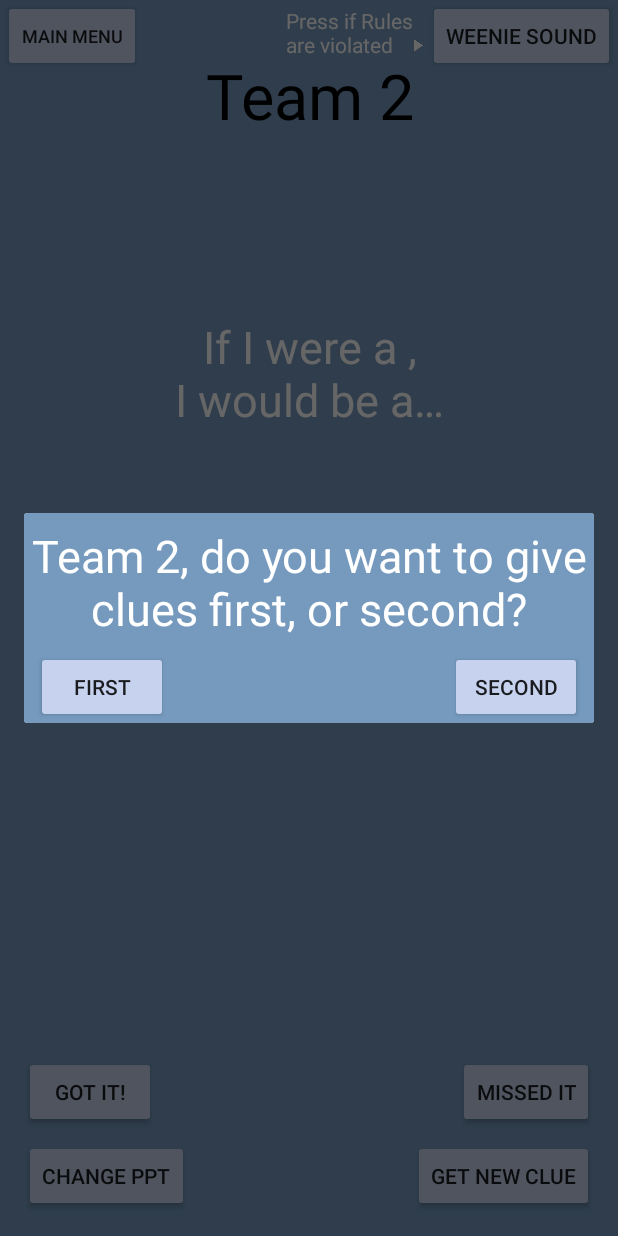
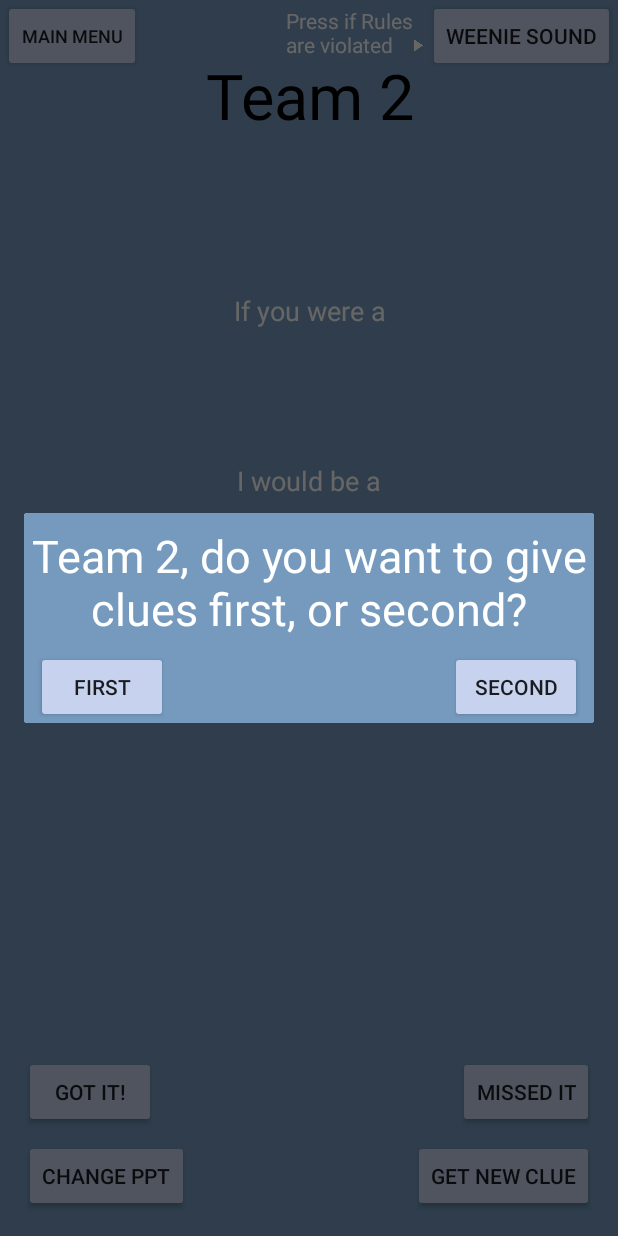
Before and after one commit to Andy8012GitHub/ABSTRACTS, an Android app: the GamePlay screen opened directly, with no data from a screen before it, after a tap on "Person", on a phone screen of 412 x 824 dp. Run offline under Robolectric (Android 15) with nearby library versions, the phone set to English and light mode, and no system bars; libraries missing offline, so code that uses them is left out: com.android.billingclient; plain views replace EasyFlipView; 2 statements that could not run were skipped.

Commit message:
added one media file

```diff
--- a/app/src/main/java/com/app/myapp/abstracts/DefinitionsActivity.java
+++ b/app/src/main/java/com/app/myapp/abstracts/DefinitionsActivity.java
@@ -69,7 +69,7 @@ public class DefinitionsActivity extends AppCompatActivity {
         btnTeam1GotIt.setText(CreateTeams.teamOneName + " GOT IT!");
         btnTeam2GotIt.setText(CreateTeams.teamTwoName + " GOT IT!");
 
-        final MediaPlayer mediaPlayer = MediaPlayer.create(DefinitionsActivity.this, R.raw.weenie);
+        final MediaPlayer mediaPlayer = MediaPlayer.create(DefinitionsActivity.this, R.raw.old_weenie_sounds);
 
         final Dialog dialog = new Dialog(this);
         dialog.setContentView(dialogView);
--- a/app/src/main/java/com/app/myapp/abstracts/GamePlay.java
+++ b/app/src/main/java/com/app/myapp/abstracts/GamePlay.java
@@ -52,6 +52,8 @@ public class GamePlay extends AppCompatActivity {
     int team2Color;
     Rotate3dAnimation animation;
     boolean weenieButtonIsOnStart = true;
+
+    MediaPlayer mediaPlayerClapping = MediaPlayer.create(GamePlay.this, R.raw.zapsplat_multimedia_male_voice_processed_says_you_win_002_21573);
 
 
     @Override
@@ -130,7 +132,7 @@ public class GamePlay extends AppCompatActivity {
 
         final ABSTRACTSFileRead abstractsFileRead = new ABSTRACTSFileRead(this, PickPPTListActivity.fileNameOfListChosen);
         final ABSTRACTSFileRead abstractsFileReadClues = new ABSTRACTSFileRead(this, "Clues");
-        final MediaPlayer mediaPlayer = MediaPlayer.create(GamePlay.this, R.raw.weenie);
+        final MediaPlayer mediaPlayer = MediaPlayer.create(GamePlay.this, R.raw.old_weenie_sounds);
 
         btnToMain.setOnClickListener(new View.OnClickListener() {
             @Override
@@ -500,6 +502,7 @@ public class GamePlay extends AppCompatActivity {
                         }else {
                             teamOnePersonToken.setVisibility(VISIBLE);
                             animateCoin(teamOnePersonToken, com.app.myapp.abstracts.R.drawable.person_token_light, com.app.myapp.abstracts.R.drawable.back_of_light);
+                            mediaPlayerClapping.start();
                         }
                         teamOnePersonTokenEnabled = true;
                     }
@@ -618,12 +621,15 @@ public class GamePlay extends AppCompatActivity {
             clue2TextView.setText(getString(R.string.clue_with_placeholder, clue2));
             clue3TextView.setText(getString(R.string.clue_with_placeholder, clue3));
         }else {
-            clue1TextView.setVisibility(GONE);
-            clue2TextView.setVisibility(GONE);
-            clue3TextView.setVisibility(GONE);
-            clueChosenTextView.setVisibility(VISIBLE);
+            clue1TextView.setVisibility(VISIBLE);
+            clue2TextView.setVisibility(VISIBLE);
+            clue3TextView.setVisibility(VISIBLE);
+            //clueChosenTextView.setVisibility(VISIBLE);
             String clueChosen = abstractsFileReadClues.getClueOrClues();
-            clueChosenTextView.setText(getString(R.string.clue_with_placeholder, clueChosen));
+            //clueChosenTextView.setText(getString(R.string.clue_with_placeholder, clueChosen));
+            clue1TextView.setText(R.string.if_you_were_a);
+            clue2TextView.setText(clueChosen);
+            clue3TextView.setText(R.string.I_would_be);
         }
     }
 
--- a/app/src/main/res/values/strings.xml
+++ b/app/src/main/res/values/strings.xml
@@ -72,6 +72,8 @@
     <string name="g_play_item_already_owned">That item is already owned.</string>
     <string name="g_play_error">Something went wrong. Your purchase could not be verified.</string>
     <string name="g_play_user_canceled">Canceled purchase.</string>
+    <string name="if_you_were_a">If you were a</string>
+    <string name="I_would_be">I would be a</string>
 
     -
     <string name="large_text">
--- a/build.gradle
+++ b/build.gradle
@@ -7,7 +7,7 @@ buildscript {
         jcenter()
     }
     dependencies {
-        classpath 'com.android.tools.build:gradle:3.1.3'
+        classpath 'com.android.tools.build:gradle:3.1.4'
 
         // NOTE: Do not place your application dependencies here; they belong
         // in the individual module build.gradle files
```
